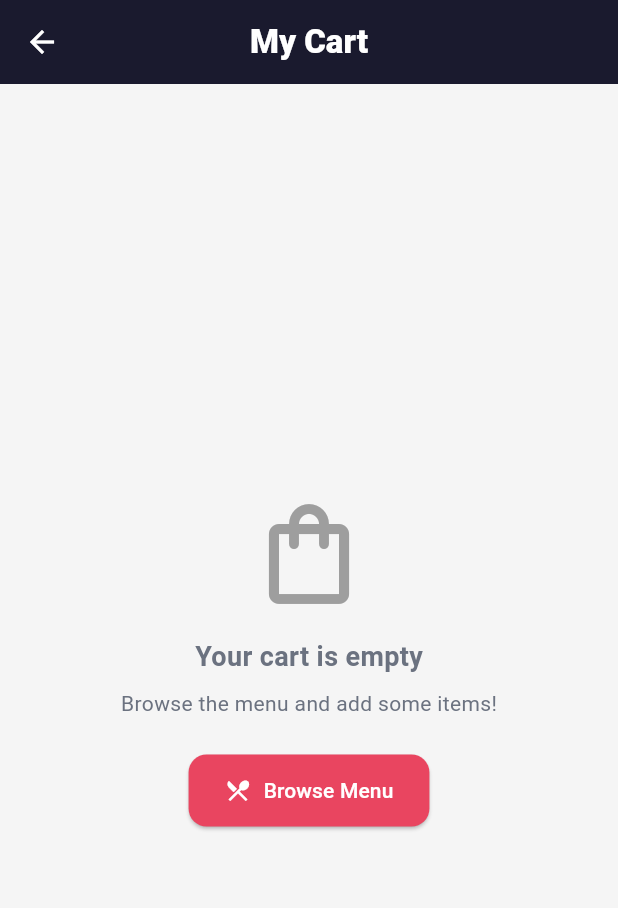
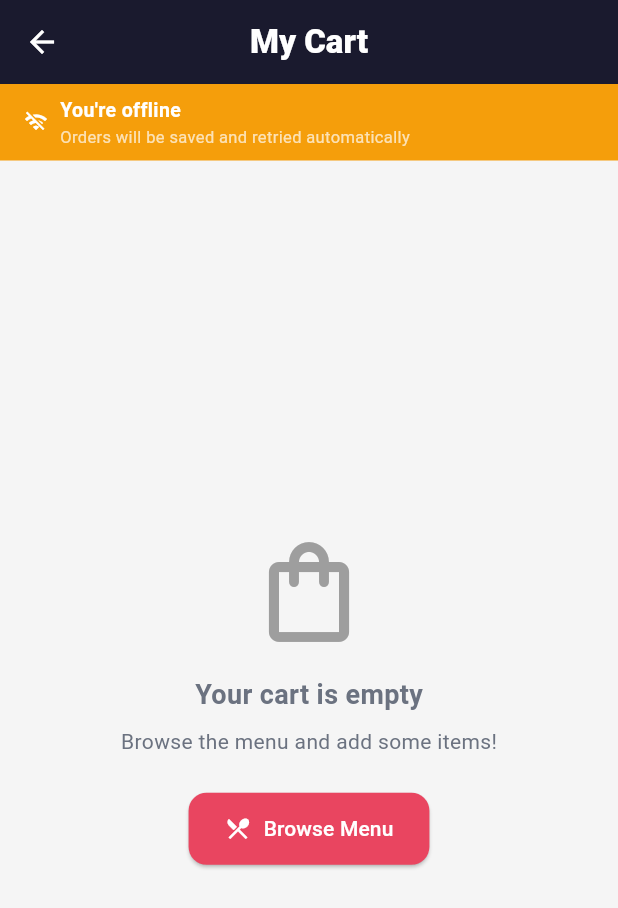
Before and after one commit to rifqisyarif/ipos-pos, a Flutter app: the CartScreen screen opened by its route, on a phone screen of 412 x 824 dp. Shown: the top 908 px of the screen. Run offline on Flutter 3.47's test engine with Material 3 defaults, Android fonts, the phone set to English and light mode, and no system bars; our stand-ins replace badges, cached_network_image, connectivity_plus, get, hive; missing offline and left inert: mobile_scanner; accounts and stored records are empty.

Commit message:
Fix: offline queue system & implement screen reader support

```diff
--- /dev/null
+++ b/lib/components/connectivity_banner.dart
@@ -0,0 +1,141 @@
+import 'dart:async';
+import 'package:flutter/material.dart';
+import 'package:get/get.dart';
+import 'package:ipot_pos/utils/constant.dart';
+import '../local/connectivity_service.dart';
+
+/// Wrap any Scaffold body with this to get the sliding banner.
+/// Usage:
+///   body: ConnectivityBanner(child: YourWidget()),
+class ConnectivityBanner extends StatefulWidget {
+  final Widget child;
+  const ConnectivityBanner({super.key, required this.child});
+
+  @override
+  State<ConnectivityBanner> createState() => _ConnectivityBannerState();
+}
+
+class _ConnectivityBannerState extends State<ConnectivityBanner>
+    with SingleTickerProviderStateMixin {
+  late final AnimationController _anim;
+  late final Animation<double> _slide;
+
+  bool _showingRestored = false;
+  late final Worker _worker;
+  Timer? _timer;
+
+  @override
+  void initState() {
+    super.initState();
+    _anim = AnimationController(
+      vsync: this,
+      duration: const Duration(milliseconds: 320),
+    );
+    _slide = CurvedAnimation(parent: _anim, curve: Curves.easeOut);
+
+    final connectivity = Get.find<ConnectivityService>();
+
+    // React to changes
+    _worker = ever(connectivity.isOnline, (bool online) {
+      if (!mounted) return;
+
+      _timer?.cancel();
+
+      if (!online) {
+        setState(() => _showingRestored = false);
+        _anim.forward();
+      } else {
+        // Show "back online" briefly, then collapse
+        setState(() => _showingRestored = true);
+        _anim.forward();
+        _timer = Timer(const Duration(seconds: 2), () {
+          if (mounted && connectivity.isOnline.value) {
+             _anim.reverse();
+          }
+        });
+      }
+    });
+
+    // Reflect initial state without animation
+    if (!connectivity.isOnline.value) _anim.value = 1.0;
+  }
+
+  @override
+  void dispose() {
+    _timer?.cancel();
+    _worker.dispose();
+    _anim.dispose();
+    super.dispose();
+  }
+
+  @override
+  Widget build(BuildContext context) {
+    return Column(
+      children: [
+        SizeTransition(
+          sizeFactor: _slide,
+          axisAlignment: -1,
+          child: _showingRestored
+              ? const _BannerContent(
+                  color: AppColors.success,
+                  icon: Icons.wifi,
+                  message: 'Back online',
+                  sub: 'Retrying queued orders...',
+                )
+              : const _BannerContent(
+                  color: AppColors.warning,
+                  icon: Icons.wifi_off,
+                  message: "You're offline",
+                  sub: 'Orders will be saved and retried automatically',
+                ),
+        ),
+        Expanded(child: widget.child),
+      ],
+    );
+  }
+}
+
+class _BannerContent extends StatelessWidget {
+  final Color color;
+  final IconData icon;
+  final String message;
+  final String sub;
+
+  const _BannerContent({
+    required this.color,
+    required this.icon,
+    required this.message,
+    required this.sub,
+  });
+
+  @override
+  Widget build(BuildContext context) {
+    return Container(
+      width: double.infinity,
+      color: color,
+      padding: const EdgeInsets.symmetric(horizontal: 16, vertical: 8),
+      child: Row(
+        children: [
+          Icon(icon, color: Colors.white, size: 16),
+          const SizedBox(width: 8),
+          Expanded(
+            child: Column(
+              crossAxisAlignment: CrossAxisAlignment.start,
+              mainAxisSize: MainAxisSize.min,
+              children: [
+                Text(message,
+                    style: const TextStyle(
+                        color: Colors.white,
+                        fontSize: 13,
+                        fontWeight: FontWeight.w700)),
+                Text(sub,
+                    style: const TextStyle(
+                        color: Colors.white70, fontSize: 11)),
+              ],
+            ),
+          ),
+        ],
+      ),
+    );
+  }
+}
--- a/lib/screens/cart/cart_screen.dart
+++ b/lib/screens/cart/cart_screen.dart
@@ -1,5 +1,6 @@
 import 'package:flutter/material.dart';
 import 'package:get/get.dart';
+import 'package:ipot_pos/components/connectivity_banner.dart';
 import 'package:ipot_pos/components/quality_control.dart';
 import 'package:ipot_pos/utils/constant.dart';
 import 'package:ipot_pos/utils/formatter.dart';
@@ -13,7 +14,7 @@ class CartScreen extends StatelessWidget {
   @override
   Widget build(BuildContext context) {
     final cart = Get.find<CartController>();
-    final orderCtrl = Get.put(OrderController());
+    final orderCtrl = Get.put(OrderController(), permanent: true);
 
     return Scaffold(
       backgroundColor: AppColors.background,
@@ -30,7 +31,8 @@ class CartScreen extends StatelessWidget {
               : const SizedBox.shrink()),
         ],
       ),
-      body: Obx(() {
+      body: ConnectivityBanner(
+        child: Obx(() {
           if (cart.items.isEmpty) return const _EmptyCart();
           return Column(
             children: [
@@ -59,6 +61,7 @@ class CartScreen extends StatelessWidget {
             ],
           );
         }),
+      ),
     );
   }
 
@@ -140,6 +143,7 @@ class _CartItemTile extends StatelessWidget {
                   color: Colors.grey[400],
                   padding: EdgeInsets.zero,
                   constraints: const BoxConstraints(),
+                  tooltip: 'Remove item',
                 ),
               ],
             ),
@@ -162,7 +166,8 @@ class _CartItemTile extends StatelessWidget {
                   onIncrement: onIncrement,
                   onDecrement: onDecrement,
                 ),
-                Column(
+                Expanded(
+                  child: Column(
                     crossAxisAlignment: CrossAxisAlignment.end,
                     children: [
                       Text(
@@ -172,6 +177,8 @@ class _CartItemTile extends StatelessWidget {
                           fontWeight: FontWeight.w800,
                           color: AppColors.accent,
                         ),
+                        maxLines: 1,
+                        overflow: TextOverflow.ellipsis,
                       ),
                       if (quantity > 1)
                         Text(
@@ -180,8 +187,11 @@ class _CartItemTile extends StatelessWidget {
                             fontSize: 11,
                             color: AppColors.textSecondary,
                           ),
+                          maxLines: 1,
+                          overflow: TextOverflow.ellipsis,
                         ),
                     ],
+                  ),
                 ),
               ],
             ),
@@ -249,8 +259,8 @@ class _OrderSummary extends StatelessWidget {
               mainAxisAlignment: MainAxisAlignment.spaceBetween,
               children: [
                 const Text('Total',
-                    style: TextStyle(
-                        fontWeight: FontWeight.w800, fontSize: 16)),
+                    style:
+                        TextStyle(fontWeight: FontWeight.w800, fontSize: 16)),
                 Obx(() => Text(
                       Formatters.price(cart.subtotal),
                       style: const TextStyle(
@@ -298,8 +308,7 @@ class _EmptyCart extends StatelessWidget {
       child: Column(
         mainAxisSize: MainAxisSize.min,
         children: [
-          const Icon(Icons.shopping_bag_outlined,
-              size: 80, color: Colors.grey),
+          const Icon(Icons.shopping_bag_outlined, size: 80, color: Colors.grey),
           const SizedBox(height: 16),
           const Text('Your cart is empty',
               style: TextStyle(
--- a/lib/screens/menu/item_detail_screen.dart
+++ b/lib/screens/menu/item_detail_screen.dart
@@ -1,5 +1,6 @@
 import 'package:flutter/material.dart' hide MenuController;
 import 'package:get/get.dart';
+import 'package:ipot_pos/components/connectivity_banner.dart';
 import 'package:ipot_pos/utils/constant.dart';
 import 'package:ipot_pos/utils/formatter.dart';
 import '../../components/customization_sheet.dart';
@@ -23,7 +24,8 @@ class ItemDetailScreen extends StatelessWidget {
 
     return Scaffold(
       backgroundColor: AppColors.background,
-      body: CustomScrollView(
+      body: ConnectivityBanner(
+        child: CustomScrollView(
           slivers: [
             SliverAppBar(
               expandedHeight: 240,
@@ -130,6 +132,7 @@ class ItemDetailScreen extends StatelessWidget {
             ),
           ],
         ),
+      ),
     );
   }
 }
```
Also changed, not shown: lib/api/api_client.dart (+22 -4 lines), lib/components/customization_sheet.dart (+35 -14 lines), lib/components/menu_item_card.dart (+6 -2 lines), lib/components/quality_control.dart (+9 -1 lines), lib/local/connectivity_service.dart (added, +66 -0 lines), lib/main.dart (+9 -4 lines), lib/screens/menu/menu_screen.dart (+14 -4 lines), lib/screens/order_tracking/order_tracking_screen.dart (+110 -79 lines), lib/state/cart_controller.dart (+14 -2 lines), lib/state/order_controller.dart (+83 -35 lines). Lines whose indentation alone changed are shown as unchanged.
